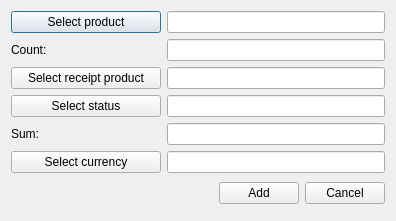
This is OrmasAdmin/OrmasAdmin/CreateRcpPListDlg.ui in Dalerjon/TheOrmasProejct as Qt 5 draws it before an edit. The edited form follows.
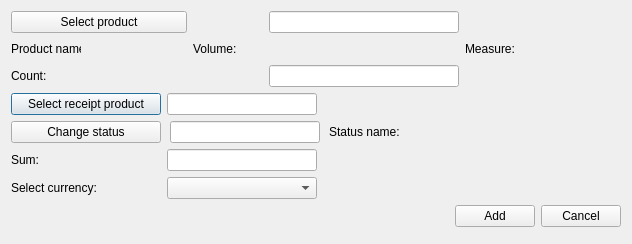
This is the edited form.

What changed in the file:
```diff
--- a/OrmasAdmin/OrmasAdmin/CreateRcpPListDlg.ui
+++ b/OrmasAdmin/OrmasAdmin/CreateRcpPListDlg.ui
@@ -6,8 +6,8 @@
    <rect>
     <x>0</x>
     <y>0</y>
-    <width>396</width>
-    <height>221</height>
+    <width>632</width>
+    <height>244</height>
    </rect>
   </property>
   <property name="windowTitle">
@@ -33,71 +33,117 @@
     <number>17</number>
    </property>
    <item row="1" column="0">
-    <widget class="QLabel" name="countLb">
+    <widget class="QLabel" name="prodNameLb">
      <property name="minimumSize">
       <size>
-       <width>150</width>
+       <width>70</width>
        <height>0</height>
       </size>
      </property>
-     <property name="text">
-      <string>Count:</string>
+     <property name="maximumSize">
+      <size>
+       <width>70</width>
+       <height>16777215</height>
+      </size>
      </property>
-    </widget>
-   </item>
-   <item row="0" column="1">
-    <widget class="QLineEdit" name="productEdit">
-     <property name="readOnly">
-      <bool>true</bool>
-     </property>
-    </widget>
-   </item>
-   <item row="0" column="0">
-    <widget class="QPushButton" name="productBtn">
      <property name="text">
-      <string>Select product</string>
+      <string>Product name:</string>
      </property>
     </widget>
    </item>
-   <item row="3" column="0" colspan="2">
-    <layout class="QHBoxLayout" name="horizontalLayout">
-     <item>
-      <spacer name="horizontalSpacer">
-       <property name="orientation">
-        <enum>Qt::Horizontal</enum>
-       </property>
-       <property name="sizeHint" stdset="0">
-        <size>
-         <width>40</width>
-         <height>20</height>
-        </size>
-       </property>
-      </spacer>
-     </item>
-     <item>
-      <widget class="QPushButton" name="addBtn">
-       <property name="text">
-        <string>Add</string>
-       </property>
-      </widget>
-     </item>
-     <item>
-      <widget class="QPushButton" name="cancelBtn">
-       <property name="text">
-        <string>Cancel</string>
-       </property>
-      </widget>
-     </item>
-    </layout>
-   </item>
    <item row="1" column="1">
-    <widget class="QLineEdit" name="countEdit">
-     <property name="toolTip">
-      <string>&lt;html&gt;&lt;head/&gt;&lt;body&gt;&lt;p&gt;For example: 100&lt;/p&gt;&lt;/body&gt;&lt;/html&gt;</string>
+    <widget class="QLabel" name="prodNamePh">
+     <property name="minimumSize">
+      <size>
+       <width>100</width>
+       <height>0</height>
+      </size>
      </property>
+     <property name="font">
+      <font>
+       <family>Times New Roman</family>
+       <pointsize>12</pointsize>
+       <weight>75</weight>
+       <italic>true</italic>
+       <bold>true</bold>
+      </font>
+     </property>
+     <property name="text">
+      <string/>
+     </property>
     </widget>
    </item>
-   <item row="2" column="0" colspan="2">
+   <item row="1" column="2">
+    <widget class="QLabel" name="volumeLb">
+     <property name="minimumSize">
+      <size>
+       <width>70</width>
+       <height>0</height>
+      </size>
+     </property>
+     <property name="maximumSize">
+      <size>
+       <width>70</width>
+       <height>16777215</height>
+      </size>
+     </property>
+     <property name="text">
+      <string>Volume:</string>
+     </property>
+    </widget>
+   </item>
+   <item row="1" column="3">
+    <widget class="QLabel" name="volumePh">
+     <property name="minimumSize">
+      <size>
+       <width>100</width>
+       <height>0</height>
+      </size>
+     </property>
+     <property name="font">
+      <font>
+       <family>Times New Roman</family>
+       <pointsize>12</pointsize>
+       <weight>75</weight>
+       <italic>true</italic>
+       <bold>true</bold>
+      </font>
+     </property>
+     <property name="text">
+      <string/>
+     </property>
+    </widget>
+   </item>
+   <item row="1" column="4">
+    <widget class="QLabel" name="measureLb">
+     <property name="text">
+      <string>Measure:</string>
+     </property>
+    </widget>
+   </item>
+   <item row="1" column="5">
+    <widget class="QLabel" name="measurePh">
+     <property name="minimumSize">
+      <size>
+       <width>100</width>
+       <height>0</height>
+      </size>
+     </property>
+     <property name="font">
+      <font>
+       <family>Times New Roman</family>
+       <pointsize>12</pointsize>
+       <weight>75</weight>
+       <italic>true</italic>
+       <bold>true</bold>
+      </font>
+     </property>
+     <property name="text">
+      <string/>
+     </property>
+    </widget>
+   </item>
+   <item row="3" column="0" colspan="6">
     <widget class="QWidget" name="editSectionWgt" native="true">
      <layout class="QGridLayout" name="gridLayout_3">
       <property name="leftMargin">
@@ -127,18 +173,17 @@
       </item>
       <item row="2" column="1">
        <widget class="QLineEdit" name="sumEdit">
+        <property name="maximumSize">
+         <size>
+          <width>150</width>
+          <height>16777215</height>
+         </size>
+        </property>
         <property name="toolTip">
          <string>&lt;html&gt;&lt;head/&gt;&lt;body&gt;&lt;p&gt;For example: 300 (pedends on currency, in that case 300 USD)&lt;/p&gt;&lt;/body&gt;&lt;/html&gt;</string>
         </property>
        </widget>
       </item>
-      <item row="1" column="0">
-       <widget class="QPushButton" name="statusBtn">
-        <property name="text">
-         <string>Select status</string>
-        </property>
-       </widget>
-      </item>
       <item row="0" column="0">
        <widget class="QPushButton" name="receiptProductBtn">
         <property name="minimumSize">
@@ -152,15 +197,14 @@
         </property>
        </widget>
       </item>
-      <item row="1" column="1">
-       <widget class="QLineEdit" name="statusEdit">
-        <property name="readOnly">
-         <bool>true</bool>
-        </property>
-       </widget>
-      </item>
       <item row="0" column="1">
        <widget class="QLineEdit" name="receiptProductEdit">
+        <property name="maximumSize">
+         <size>
+          <width>150</width>
+          <height>16777215</height>
+         </size>
+        </property>
         <property name="text">
          <string/>
         </property>
@@ -170,22 +214,211 @@
        </widget>
       </item>
       <item row="3" column="0">
-       <widget class="QPushButton" name="currencyBtn">
+       <widget class="QLabel" name="currencyLb">
         <property name="text">
-         <string>Select currency</string>
+         <string>Select currency:</string>
         </property>
        </widget>
       </item>
       <item row="3" column="1">
-       <widget class="QLineEdit" name="currencyEdit">
-        <property name="readOnly">
-         <bool>true</bool>
+       <widget class="QComboBox" name="currencyCmb">
+        <property name="maximumSize">
+         <size>
+          <width>150</width>
+          <height>16777215</height>
+         </size>
         </property>
        </widget>
       </item>
+      <item row="0" column="2">
+       <spacer name="horizontalSpacer_2">
+        <property name="orientation">
+         <enum>Qt::Horizontal</enum>
+        </property>
+        <property name="sizeHint" stdset="0">
+         <size>
+          <width>40</width>
+          <height>20</height>
+         </size>
+        </property>
+       </spacer>
+      </item>
+      <item row="2" column="2">
+       <spacer name="horizontalSpacer_3">
+        <property name="orientation">
+         <enum>Qt::Horizontal</enum>
+        </property>
+        <property name="sizeHint" stdset="0">
+         <size>
+          <width>40</width>
+          <height>20</height>
+         </size>
+        </property>
+       </spacer>
+      </item>
+      <item row="3" column="2">
+       <spacer name="horizontalSpacer_4">
+        <property name="orientation">
+         <enum>Qt::Horizontal</enum>
+        </property>
+        <property name="sizeHint" stdset="0">
+         <size>
+          <width>40</width>
+          <height>20</height>
+         </size>
+        </property>
+       </spacer>
+      </item>
+      <item row="1" column="0" colspan="3">
+       <widget class="QWidget" name="statusWidget" native="true">
+        <layout class="QHBoxLayout" name="horizontalLayout_3">
+         <property name="spacing">
+          <number>9</number>
+         </property>
+         <property name="leftMargin">
+          <number>0</number>
+         </property>
+         <property name="topMargin">
+          <number>0</number>
+         </property>
+         <property name="rightMargin">
+          <number>0</number>
+         </property>
+         <property name="bottomMargin">
+          <number>0</number>
+         </property>
+         <item>
+          <widget class="QPushButton" name="statusBtn">
+           <property name="sizePolicy">
+            <sizepolicy hsizetype="Fixed" vsizetype="Fixed">
+             <horstretch>0</horstretch>
+             <verstretch>0</verstretch>
+            </sizepolicy>
+           </property>
+           <property name="minimumSize">
+            <size>
+             <width>150</width>
+             <height>0</height>
+            </size>
+           </property>
+           <property name="text">
+            <string>Change status</string>
+           </property>
+          </widget>
+         </item>
+         <item>
+          <widget class="QLineEdit" name="statusEdit">
+           <property name="maximumSize">
+            <size>
+             <width>150</width>
+             <height>16777215</height>
+            </size>
+           </property>
+           <property name="readOnly">
+            <bool>true</bool>
+           </property>
+          </widget>
+         </item>
+         <item>
+          <widget class="QLabel" name="statusLb">
+           <property name="text">
+            <string>Status name:</string>
+           </property>
+          </widget>
+         </item>
+         <item>
+          <widget class="QLabel" name="statusPh">
+           <property name="minimumSize">
+            <size>
+             <width>120</width>
+             <height>0</height>
+            </size>
+           </property>
+           <property name="font">
+            <font>
+             <family>Times New Roman</family>
+             <pointsize>12</pointsize>
+             <weight>75</weight>
+             <italic>true</italic>
+             <bold>true</bold>
+            </font>
+           </property>
+           <property name="text">
+            <string/>
+           </property>
+          </widget>
+         </item>
+        </layout>
+       </widget>
+      </item>
      </layout>
     </widget>
    </item>
+   <item row="4" column="0" colspan="6">
+    <layout class="QHBoxLayout" name="horizontalLayout">
+     <item>
+      <spacer name="horizontalSpacer">
+       <property name="orientation">
+        <enum>Qt::Horizontal</enum>
+       </property>
+       <property name="sizeHint" stdset="0">
+        <size>
+         <width>40</width>
+         <height>20</height>
+        </size>
+       </property>
+      </spacer>
+     </item>
+     <item>
+      <widget class="QPushButton" name="addBtn">
+       <property name="text">
+        <string>Add</string>
+       </property>
+      </widget>
+     </item>
+     <item>
+      <widget class="QPushButton" name="cancelBtn">
+       <property name="text">
+        <string>Cancel</string>
+       </property>
+      </widget>
+     </item>
+    </layout>
+   </item>
+   <item row="2" column="3">
+    <widget class="QLineEdit" name="countEdit">
+     <property name="toolTip">
+      <string>&lt;html&gt;&lt;head/&gt;&lt;body&gt;&lt;p&gt;For example: 100&lt;/p&gt;&lt;/body&gt;&lt;/html&gt;</string>
+     </property>
+    </widget>
+   </item>
+   <item row="0" column="3">
+    <widget class="QLineEdit" name="productEdit">
+     <property name="readOnly">
+      <bool>true</bool>
+     </property>
+    </widget>
+   </item>
+   <item row="0" column="0" colspan="2">
+    <widget class="QPushButton" name="productBtn">
+     <property name="text">
+      <string>Select product</string>
+     </property>
+    </widget>
+   </item>
+   <item row="2" column="0" colspan="2">
+    <widget class="QLabel" name="countLb">
+     <property name="minimumSize">
+      <size>
+       <width>150</width>
+       <height>0</height>
+      </size>
+     </property>
+     <property name="text">
+      <string>Count:</string>
+     </property>
+    </widget>
+   </item>
   </layout>
  </widget>
  <tabstops>
```
Left out of the diff: 6 changed lines with no effect on the pictures.
